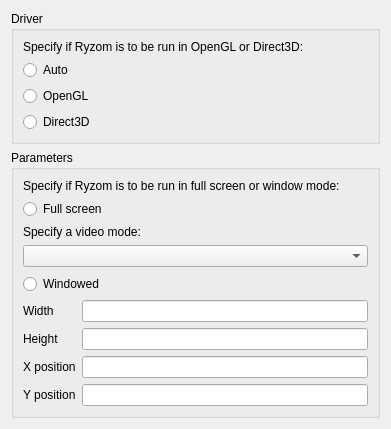
The window that code/ryzom/tools/client/client_config_qt/ui/display_settings_widget.ui (ryzom/ryzomcore) describes before a commit, drawn with Qt 5.
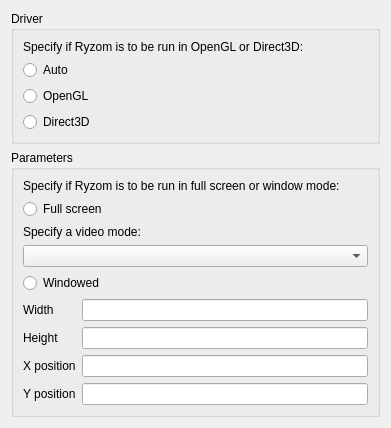
The same window after the commit.

Commit message:
Changed: Simplified layout for display
branch : develop

What changed in the file:
```diff
--- a/code/ryzom/tools/client/client_config_qt/ui/display_settings_widget.ui
+++ b/code/ryzom/tools/client/client_config_qt/ui/display_settings_widget.ui
@@ -7,20 +7,18 @@
     <x>0</x>
     <y>0</y>
     <width>391</width>
-    <height>429</height>
+    <height>388</height>
    </rect>
   </property>
   <property name="windowTitle">
    <string>Display</string>
   </property>
-  <layout class="QGridLayout" name="gridLayout_2">
-   <item row="0" column="0">
+  <layout class="QVBoxLayout" name="verticalLayout_2">
+   <item>
     <widget class="QGroupBox" name="driverGroupBox">
      <property name="title">
       <string>Driver</string>
      </property>
-     <layout class="QGridLayout" name="gridLayout">
-      <item row="0" column="0">
        <layout class="QVBoxLayout" name="verticalLayout_4">
         <item>
          <widget class="QLabel" name="label">
@@ -51,16 +49,14 @@
          </widget>
         </item>
        </layout>
-      </item>
-     </layout>
     </widget>
    </item>
-   <item row="1" column="0">
+   <item>
     <widget class="QGroupBox" name="parametersGroupBox">
      <property name="title">
       <string>Parameters</string>
      </property>
-     <layout class="QVBoxLayout" name="verticalLayout_3">
+     <layout class="QVBoxLayout" name="verticalLayout">
       <item>
        <widget class="QLabel" name="label_2">
         <property name="text">
@@ -85,19 +81,6 @@
       <item>
        <widget class="QComboBox" name="videomodeComboBox"/>
       </item>
-      <item>
-       <spacer name="verticalSpacer">
-        <property name="orientation">
-         <enum>Qt::Vertical</enum>
-        </property>
-        <property name="sizeHint" stdset="0">
-         <size>
-          <width>20</width>
-          <height>34</height>
-         </size>
-        </property>
-       </spacer>
-      </item>
       <item>
        <widget class="QRadioButton" name="windowedRadioButton">
         <property name="text">
@@ -106,54 +89,46 @@
        </widget>
       </item>
       <item>
-       <layout class="QHBoxLayout" name="horizontalLayout">
-        <item>
-         <layout class="QVBoxLayout" name="verticalLayout_2">
-          <item>
-           <widget class="QLabel" name="label_4">
+       <layout class="QFormLayout" name="windowFormLayout">
+        <item row="0" column="0">
+         <widget class="QLabel" name="widthLabel">
             <property name="text">
              <string>Width</string>
             </property>
            </widget>
           </item>
-          <item>
-           <widget class="QLabel" name="label_5">
-            <property name="text">
-             <string>Height</string>
-            </property>
-           </widget>
-          </item>
-          <item>
-           <widget class="QLabel" name="label_6">
-            <property name="text">
-             <string>X position</string>
-            </property>
-           </widget>
-          </item>
-          <item>
-           <widget class="QLabel" name="label_7">
-            <property name="text">
-             <string>Y position</string>
-            </property>
-           </widget>
-          </item>
-         </layout>
-        </item>
-        <item>
-         <layout class="QVBoxLayout" name="verticalLayout">
-          <item>
+        <item row="0" column="1">
            <widget class="QLineEdit" name="widthLineEdit"/>
           </item>
-          <item>
+        <item row="1" column="0">
+         <widget class="QLabel" name="heightLabel">
+          <property name="text">
+           <string>Height</string>
+          </property>
+         </widget>
+        </item>
+        <item row="1" column="1">
            <widget class="QLineEdit" name="heightLineEdit"/>
           </item>
-          <item>
+        <item row="2" column="0">
+         <widget class="QLabel" name="xLabel">
+          <property name="text">
+           <string>X position</string>
+          </property>
+         </widget>
+        </item>
+        <item row="2" column="1">
            <widget class="QLineEdit" name="xpositionLineEdit"/>
           </item>
-          <item>
+        <item row="3" column="0">
+         <widget class="QLabel" name="yLabel">
+          <property name="text">
+           <string>Y position</string>
+          </property>
+         </widget>
+        </item>
+        <item row="3" column="1">
            <widget class="QLineEdit" name="ypositionLineEdit"/>
-          </item>
-         </layout>
         </item>
        </layout>
       </item>
```
Left out of the diff: 6 changed lines with no effect on the pictures. Lines whose indentation alone changed are shown as unchanged.
